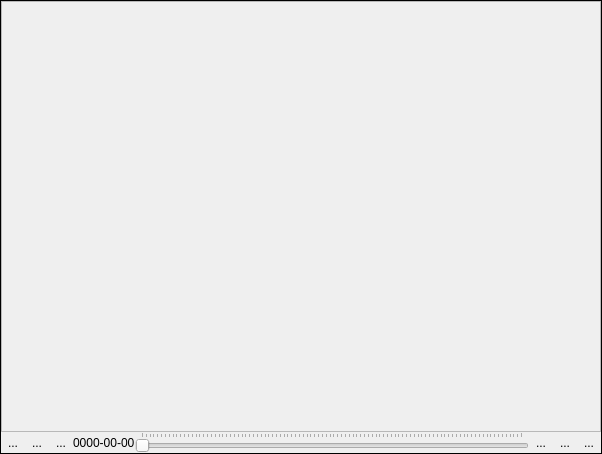
First picture: the form in eotimeseriesviewer/ui/mapwidget.ui, repository jakimowb/eo-time-series-viewer, before the edit.
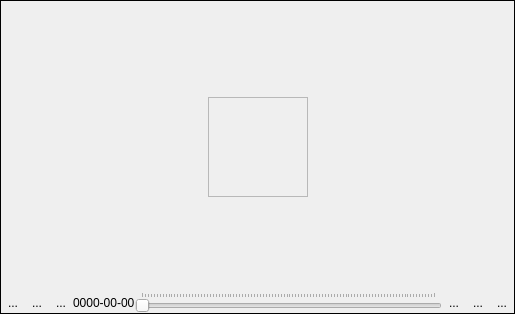
Second picture: the form after the edit. Icons and pictures are not drawn. Custom widgets are drawn as their Qt base class.

Commit message: ui fixed MapCanvas info text rendered with antialising

What changed in the file:
```diff
--- a/eotimeseriesviewer/ui/mapwidget.ui
+++ b/eotimeseriesviewer/ui/mapwidget.ui
@@ -6,8 +6,8 @@
    <rect>
     <x>0</x>
     <y>0</y>
-    <width>602</width>
-    <height>454</height>
+    <width>515</width>
+    <height>314</height>
    </rect>
   </property>
   <property name="windowTitle">
@@ -43,23 +43,99 @@
     </widget>
    </item>
    <item>
+    <layout class="QGridLayout" name="gridCenterLayout">
+     <property name="leftMargin">
+      <number>0</number>
+     </property>
+     <property name="topMargin">
+      <number>0</number>
+     </property>
+     <property name="rightMargin">
+      <number>0</number>
+     </property>
+     <property name="spacing">
+      <number>1</number>
+     </property>
+     <item row="0" column="1">
+      <spacer name="verticalSpacer">
+       <property name="orientation">
+        <enum>Qt::Vertical</enum>
+       </property>
+       <property name="sizeHint" stdset="0">
+        <size>
+         <width>20</width>
+         <height>0</height>
+        </size>
+       </property>
+      </spacer>
+     </item>
+     <item row="1" column="1">
     <widget class="QFrame" name="mGridFrame">
      <property name="sizePolicy">
       <sizepolicy hsizetype="Preferred" vsizetype="Preferred">
-       <horstretch>2</horstretch>
-       <verstretch>2</verstretch>
-      </sizepolicy>
-     </property>
+         <horstretch>0</horstretch>
+         <verstretch>0</verstretch>
+        </sizepolicy>
+       </property>
+       <property name="minimumSize">
+        <size>
+         <width>100</width>
+         <height>100</height>
+        </size>
+       </property>
      <property name="frameShape">
       <enum>QFrame::StyledPanel</enum>
      </property>
      <property name="frameShadow">
       <enum>QFrame::Raised</enum>
      </property>
-    </widget>
-   </item>
-   <item>
-    <spacer name="verticalSpacer">
+       <layout class="QGridLayout" name="mGrid">
+        <property name="leftMargin">
+         <number>0</number>
+        </property>
+        <property name="topMargin">
+         <number>0</number>
+        </property>
+        <property name="rightMargin">
+         <number>0</number>
+        </property>
+        <property name="bottomMargin">
+         <number>0</number>
+        </property>
+        <property name="spacing">
+         <number>1</number>
+        </property>
+       </layout>
+      </widget>
+     </item>
+     <item row="1" column="2">
+      <spacer name="horizontalSpacer">
+       <property name="orientation">
+        <enum>Qt::Horizontal</enum>
+       </property>
+       <property name="sizeHint" stdset="0">
+        <size>
+         <width>0</width>
+         <height>20</height>
+        </size>
+       </property>
+      </spacer>
+     </item>
+     <item row="1" column="0">
+      <spacer name="horizontalSpacer_2">
+       <property name="orientation">
+        <enum>Qt::Horizontal</enum>
+       </property>
+       <property name="sizeHint" stdset="0">
+        <size>
+         <width>0</width>
+         <height>20</height>
+        </size>
+       </property>
+      </spacer>
+     </item>
+     <item row="2" column="1">
+      <spacer name="verticalSpacer_2">
      <property name="orientation">
       <enum>Qt::Vertical</enum>
      </property>
@@ -70,6 +146,8 @@
       </size>
      </property>
     </spacer>
+     </item>
+    </layout>
    </item>
    <item>
     <layout class="QHBoxLayout" name="horizontalLayout" stretch="0,0,0,0,0,0,0,0">
```
Lines whose indentation alone changed are shown as unchanged. The commit also changes 4 other files.
